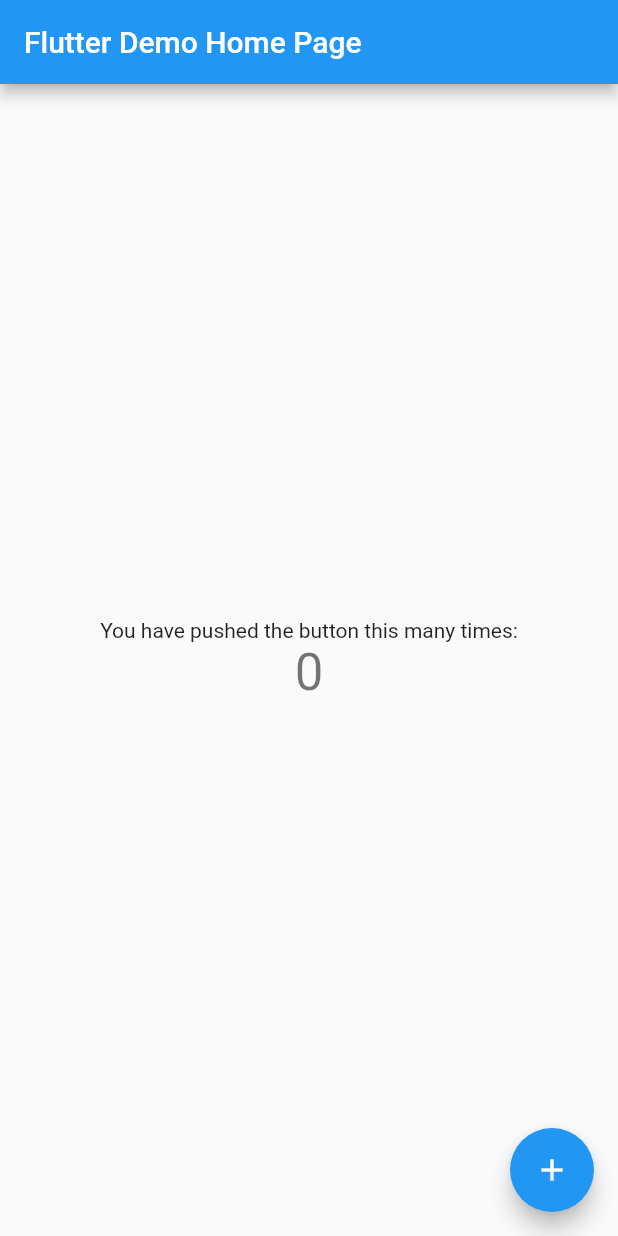
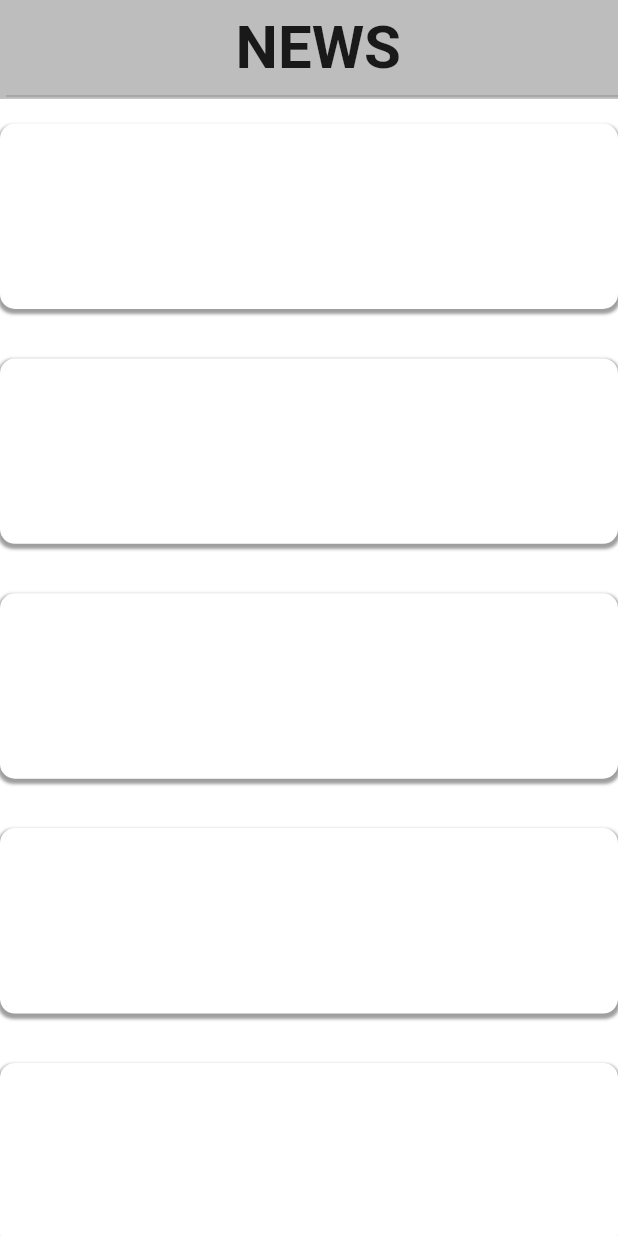
Before and after one commit to Shash0501/News_App, a Flutter app: the screen it shows after launch, on a phone screen of 412 x 824 dp. Run offline on Flutter 3.47's test engine with Material 2 defaults, Android fonts, the phone set to English and light mode, and no system bars.

Commit message:
Created the basic layout/ structure for the app

```diff
--- a/lib/main.dart
+++ b/lib/main.dart
@@ -1,113 +1,24 @@
 import 'package:flutter/material.dart';
+import 'package:news_app/screens/home_screen.dart';
+import 'package:news_app/screens/splash_screen.dart';
 
 void main() {
   runApp(MyApp());
 }
 
-class MyApp extends StatelessWidget {
-  // This widget is the root of your application.
+class MyApp extends StatefulWidget {
+  const MyApp({Key? key}) : super(key: key);
+
+  @override
+  _MyAppState createState() => _MyAppState();
+}
+
+class _MyAppState extends State<MyApp> {
   @override
   Widget build(BuildContext context) {
     return MaterialApp(
-      title: 'Flutter Demo',
-      theme: ThemeData(
-        // This is the theme of your application.
-        //
-        // Try running your application with "flutter run". You'll see the
-        // application has a blue toolbar. Then, without quitting the app, try
-        // changing the primarySwatch below to Colors.green and then invoke
-        // "hot reload" (press "r" in the console where you ran "flutter run",
-        // or simply save your changes to "hot reload" in a Flutter IDE).
-        // Notice that the counter didn't reset back to zero; the application
-        // is not restarted.
-        primarySwatch: Colors.blue,
-      ),
-      home: MyHomePage(title: 'Flutter Demo Home Page'),
+      home: HomeScreen(),
+      debugShowCheckedModeBanner: false,
     );
   }
 }
-
-class MyHomePage extends StatefulWidget {
-  MyHomePage({Key? key, required this.title}) : super(key: key);
-
-  // This widget is the home page of your application. It is stateful, meaning
-  // that it has a State object (defined below) that contains fields that affect
-  // how it looks.
-
-  // This class is the configuration for the state. It holds the values (in this
-  // case the title) provided by the parent (in this case the App widget) and
-  // used by the build method of the State. Fields in a Widget subclass are
-  // always marked "final".
-
-  final String title;
-
-  @override
-  _MyHomePageState createState() => _MyHomePageState();
-}
-
-class _MyHomePageState extends State<MyHomePage> {
-  int _counter = 0;
-
-  void _incrementCounter() {
-    setState(() {
-      // This call to setState tells the Flutter framework that something has
-      // changed in this State, which causes it to rerun the build method below
-      // so that the display can reflect the updated values. If we changed
-      // _counter without calling setState(), then the build method would not be
-      // called again, and so nothing would appear to happen.
-      _counter++;
-    });
-  }
-
-  @override
-  Widget build(BuildContext context) {
-    // This method is rerun every time setState is called, for instance as done
-    // by the _incrementCounter method above.
-    //
-    // The Flutter framework has been optimized to make rerunning build methods
-    // fast, so that you can just rebuild anything that needs updating rather
-    // than having to individually change instances of widgets.
-    return Scaffold(
-      appBar: AppBar(
-        // Here we take the value from the MyHomePage object that was created by
-        // the App.build method, and use it to set our appbar title.
-        title: Text(widget.title),
-      ),
-      body: Center(
-        // Center is a layout widget. It takes a single child and positions it
-        // in the middle of the parent.
-        child: Column(
-          // Column is also a layout widget. It takes a list of children and
-          // arranges them vertically. By default, it sizes itself to fit its
-          // children horizontally, and tries to be as tall as its parent.
-          //
-          // Invoke "debug painting" (press "p" in the console, choose the
-          // "Toggle Debug Paint" action from the Flutter Inspector in Android
-          // Studio, or the "Toggle Debug Paint" command in Visual Studio Code)
-          // to see the wireframe for each widget.
-          //
-          // Column has various properties to control how it sizes itself and
-          // how it positions its children. Here we use mainAxisAlignment to
-          // center the children vertically; the main axis here is the vertical
-          // axis because Columns are vertical (the cross axis would be
-          // horizontal).
-          mainAxisAlignment: MainAxisAlignment.center,
-          children: <Widget>[
-            Text(
-              'You have pushed the button this many times:',
-            ),
-            Text(
-              '$_counter',
-              style: Theme.of(context).textTheme.headline4,
-            ),
-          ],
-        ),
-      ),
-      floatingActionButton: FloatingActionButton(
-        onPressed: _incrementCounter,
-        tooltip: 'Increment',
-        child: Icon(Icons.add),
-      ), // This trailing comma makes auto-formatting nicer for build methods.
-    );
-  }
-}
--- /dev/null
+++ b/lib/screens/home_screen.dart
@@ -0,0 +1,74 @@
+import 'package:flutter/material.dart';
+
+class HomeScreen extends StatefulWidget {
+  const HomeScreen({Key? key}) : super(key: key);
+
+  @override
+  _HomeScreenState createState() => _HomeScreenState();
+}
+
+class _HomeScreenState extends State<HomeScreen> {
+  @override
+  Widget build(BuildContext context) {
+    var width = MediaQuery.of(context).size.width;
+    var height = MediaQuery.of(context).size.height;
+    return SafeArea(
+      child: Scaffold(
+          body: Stack(children: [
+        Container(
+          decoration: BoxDecoration(
+            color: Colors.grey[400],
+          ),
+          child: Column(children: [
+            SizedBox(
+              height: height * 0.01,
+            ),
+            Container(
+                margin: EdgeInsets.only(left: width * 0.03),
+                child: Text("NEWS",
+                    style: TextStyle(
+                      fontSize: 40,
+                      fontWeight: FontWeight.bold,
+                    ))),
+            SizedBox(
+              height: height * 0.01,
+            ),
+            Container(
+              height: 1,
+              color: Colors.grey,
+              width: width,
+              margin: EdgeInsets.only(left: width * 0.01),
+            )
+          ]),
+        ),
+        Container(
+          color: Colors.white,
+          margin: EdgeInsets.only(top: height * 0.08),
+          child: ListView.builder(
+            itemCount: 12,
+            itemBuilder: (context, index) {
+              return Container(
+                  decoration: BoxDecoration(
+                      color: Colors.white,
+                      borderRadius: BorderRadius.circular(10),
+                      boxShadow: [
+                        BoxShadow(
+                          color: Colors.grey,
+                          blurRadius: 1,
+                          offset: Offset(0, 2),
+                          spreadRadius: 1,
+                        )
+                      ]),
+                  height: height * 0.15,
+                  margin: EdgeInsets.only(
+                      bottom: height * 0.02, top: height * 0.02),
+                  child: Row(
+                    children: [],
+                  ));
+            },
+          ),
+        )
+      ])),
+    );
+  }
+}
--- /dev/null
+++ b/lib/screens/splash_screen.dart
@@ -0,0 +1,31 @@
+import 'dart:async';
+
+import 'package:flutter/material.dart';
+import 'package:news_app/screens/home_screen.dart';
+
+class SplashScreen extends StatefulWidget {
+  const SplashScreen({Key? key}) : super(key: key);
+
+  @override
+  _SplashScreenState createState() => _SplashScreenState();
+}
+
+class _SplashScreenState extends State<SplashScreen> {
+  @override
+  void initState() {
+    // TODO: implement initState
+    super.initState();
+    Timer(Duration(seconds: 1), () {
+      Navigator.of(context).pushReplacement(
+          MaterialPageRoute(builder: (BuildContext context) => HomeScreen()));
+    });
+  }
+
+  @override
+  Widget build(BuildContext context) {
+    return Scaffold(
+        body: Center(
+      child: Text('Splash Screen'),
+    ));
+  }
+}
```
